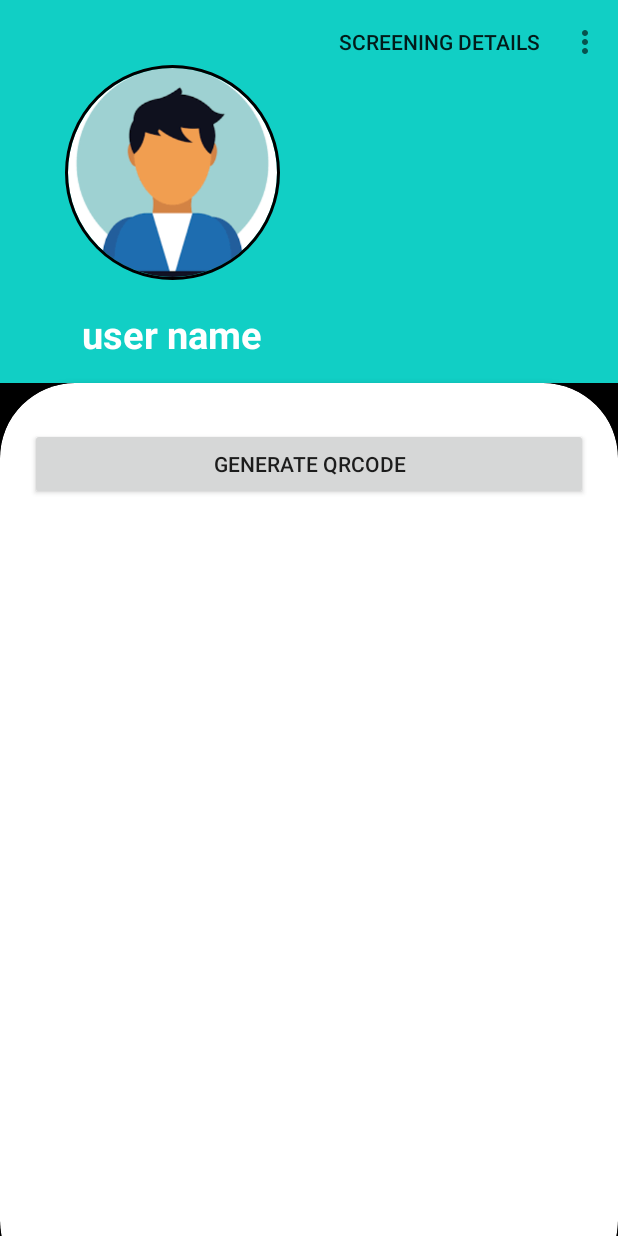
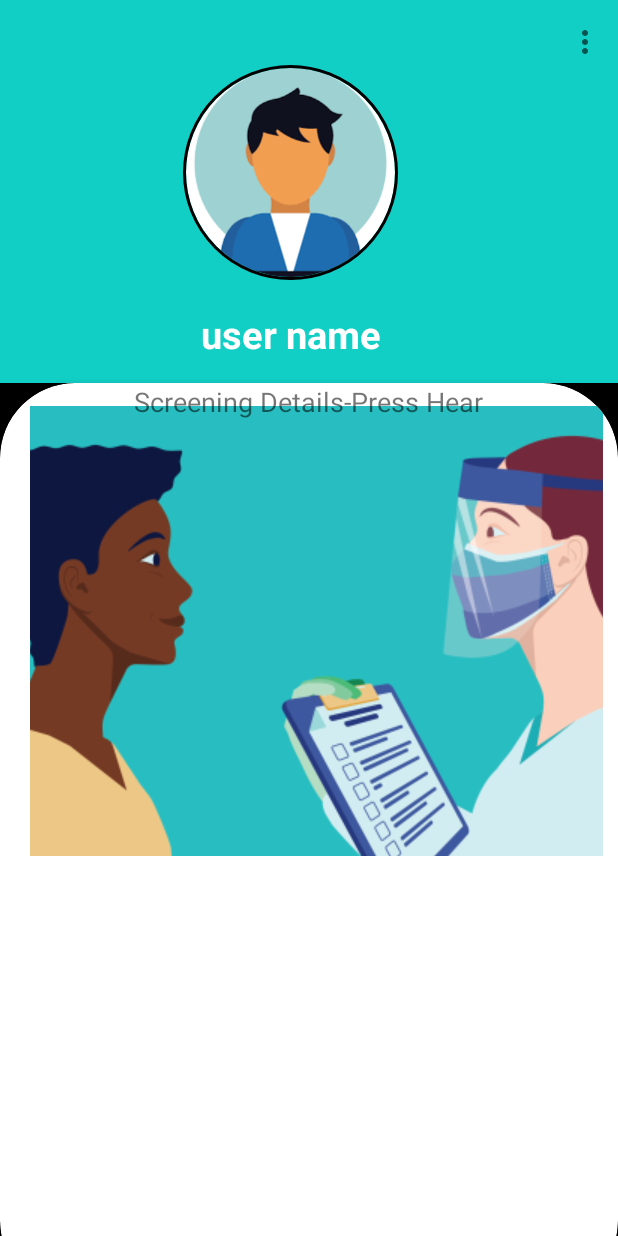
Before and after one commit to CynthiaGichuki/CS-PROJECT1, an Android app: the Start2Activity screen opened directly, with no data from a screen before it, on a phone screen of 412 x 824 dp. Run offline under Robolectric (Android 15) with nearby library versions, the phone set to English and light mode, and no system bars; our stand-ins replace CircleImageView, Firebase (no records; nobody signed in at launch, a user with empty details on screens opened directly); 3 statements that could not run were skipped.

Commit message:
ui fix and bugs correction

```diff
--- a/app/src/main/java/com/example/qrcode/MainActivity.java
+++ b/app/src/main/java/com/example/qrcode/MainActivity.java
@@ -299,7 +299,7 @@ mDatabaseUsers.addValueEventListener(new ValueEventListener() {
         newpost.setValue(screening);
 
         Toast.makeText(MainActivity.this, "data added", Toast.LENGTH_SHORT).show();
-        Intent intent=new Intent(MainActivity.this,Start2Activity.class);
+        Intent intent=new Intent(MainActivity.this,QRCodeGenerate.class);
         startActivity(intent);
 
     }
--- a/app/src/main/java/com/example/qrcode/Start2Activity.java
+++ b/app/src/main/java/com/example/qrcode/Start2Activity.java
@@ -20,6 +20,7 @@ import android.view.Menu;
 import android.view.MenuItem;
 import android.view.View;
 import android.widget.Button;
+import android.widget.ImageButton;
 import android.widget.TextView;
 import android.widget.Toast;
 
@@ -51,7 +52,7 @@ import de.hdodenhof.circleimageview.CircleImageView;
 
 public class Start2Activity extends AppCompatActivity {
     private TextView username;
-    private Button GenerateQrCode;
+    private ImageButton GenerateQrCode;
     private CircleImageView circleImageView;
     private FirebaseUser firebaseUser;
     private FirebaseAuth firebaseAuth;
@@ -123,7 +124,7 @@ circleImageView.setOnClickListener((v) -> {
 GenerateQrCode.setOnClickListener(new View.OnClickListener() {
     @Override
     public void onClick(View v) {
-        Intent intent=new Intent(Start2Activity.this,QRCodeGenerate.class);
+        Intent intent=new Intent(Start2Activity.this,MainActivity.class);
         startActivity(intent);
 
     }
--- a/app/src/main/res/layout/activity_start2.xml
+++ b/app/src/main/res/layout/activity_start2.xml
@@ -15,15 +15,39 @@
         android:layout_height="match_parent"
         app:cardCornerRadius="50dp"
         android:layout_marginBottom="-40dp">
-        <Button
-            android:id="@+id/idBtnGenerateQR"
-            android:layout_width="match_parent"
-            android:layout_height="wrap_content"
-            android:layout_below="@+id/mobile"
-            android:layout_marginStart="20dp"
-            android:layout_marginTop="30dp"
-            android:layout_marginEnd="20dp"
-            android:text="GENERATE QRCODE" />
+
+<FrameLayout
+    android:layout_width="match_parent"
+    android:layout_height="wrap_content">
+    <ImageButton
+        android:id="@+id/idBtnGenerateQR"
+        android:layout_width="wrap_content"
+        android:layout_height="300dp"
+        android:layout_marginStart="20dp"
+        android:layout_marginTop="15dp"
+        android:layout_marginEnd="10dp"
+        android:src="@drawable/screening"
+        android:text="Screening details" >
+
+
+    </ImageButton>
+
+    <TextView
+        android:layout_width="wrap_content"
+        android:layout_height="wrap_content"
+        android:layout_gravity="center_horizontal"
+        android:text="Screening Details-Press Hear"
+        android:textSize="18sp">
+
+    </TextView>
+
+</FrameLayout>
+
+
+
+
+
+
 
     </androidx.cardview.widget.CardView>
 
--- a/app/src/main/res/menu/profile_menu.xml
+++ b/app/src/main/res/menu/profile_menu.xml
@@ -6,7 +6,7 @@
         android:id="@+id/qrdetails"
         android:orderInCategory="100"
         android:title="@string/screening_details"
-        app:showAsAction="ifRoom"/>
+        app:showAsAction="never"/>
     <item
         android:id="@+id/editdetails"
         android:orderInCategory="100"
```
Also changed, not shown: app/src/main/java/com/example/qrcode/ConfirmActivity.java (+6 -5 lines), app/src/main/java/com/example/qrcode/LoginActivity.java (+15 -0 lines), app/src/main/java/com/example/qrcode/OperatorActivity.java (+26 -0 lines), app/src/main/res/layout/activity_confirm.xml (+0 -9 lines), app/src/main/res/layout/activity_operator.xml (+8 -0 lines), app/src/main/res/layout/activity_qrcode_generate.xml (+8 -3 lines), app/src/main/res/menu/operator_menu.xml (added, +13 -0 lines), app/src/main/res/drawable/screening.png (added).
